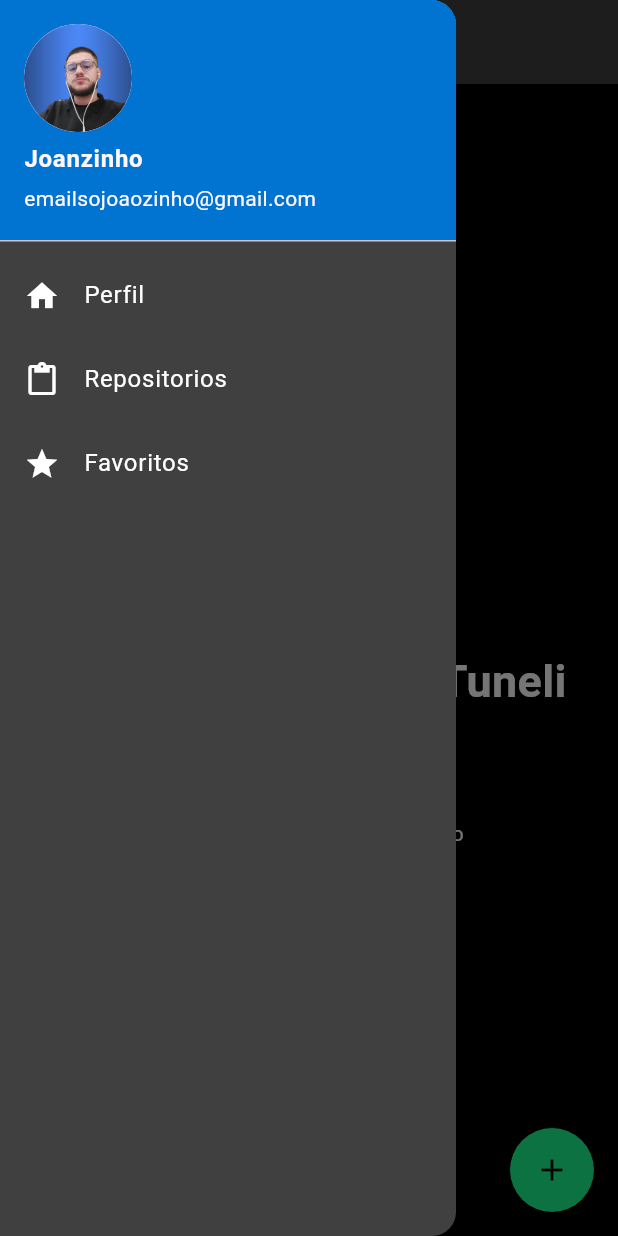
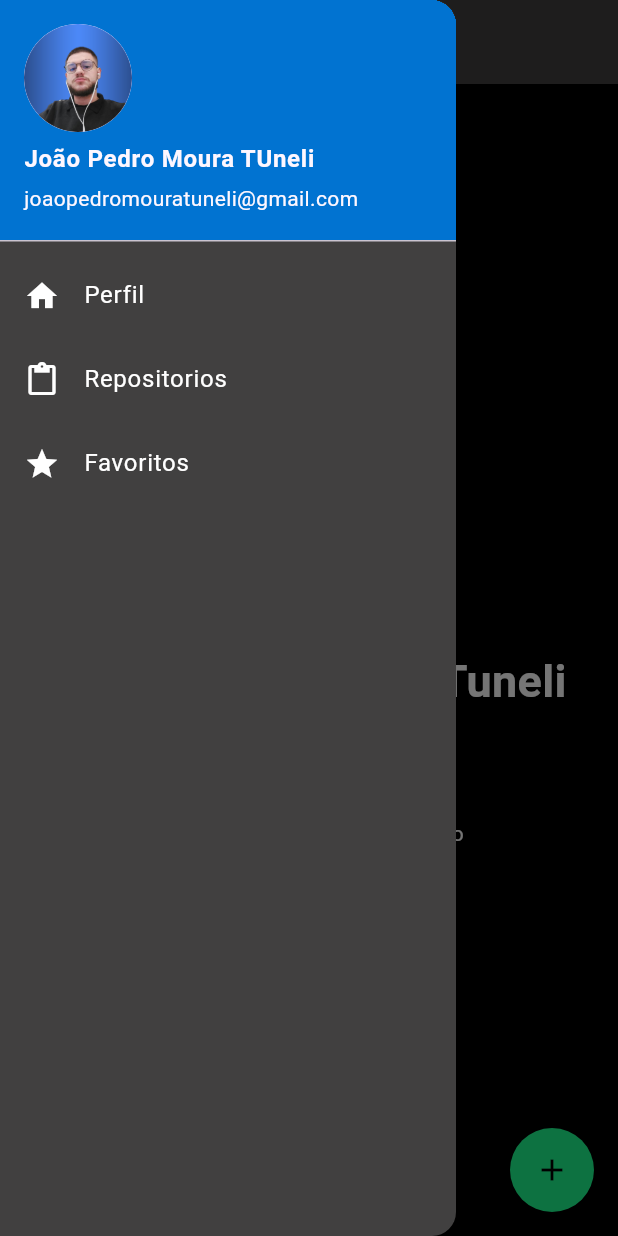
Before and after one commit to joaotuneli56/app-card, a Flutter app: the screen it shows after launch, with the side drawer open, on a phone screen of 412 x 824 dp. Run offline on Flutter 3.47's test engine with Material 3 defaults, Android fonts, the phone set to English and light mode, and no system bars; Roboto replaces fonts that are missing (Pacifico).

```diff
--- a/lib/home_page.dart
+++ b/lib/home_page.dart
@@ -17,10 +17,10 @@ class HomePage extends StatelessWidget {
                 backgroundImage: AssetImage('Images/perfil.png'),
               ),
               accountName: Text(
-                'Joanzinho',
+                'João Pedro Moura TUneli',
                 style: TextStyle(fontWeight: FontWeight.bold),
               ),
-              accountEmail: Text('emailsojoaozinho@gmail.com'),
+              accountEmail: Text('joaopedromouratuneli@gmail.com'),
               decoration:
                   BoxDecoration(color: const Color.fromARGB(255, 1, 115, 209)),
             ),
@@ -85,7 +85,7 @@ class HomePage extends StatelessWidget {
             ),
           ),
           Text(
-            'jsviera',
+            'joaotuneli56',
             style: TextStyle(
               color: const Color.fromARGB(255, 62, 63, 63),
               fontWeight: FontWeight.bold,
@@ -114,7 +114,7 @@ class HomePage extends StatelessWidget {
               ),
               SizedBox(width: 5),
               Text(
-                'jsilvavieira@github.com',
+                'joqotuneli56@github.com',
                 style: TextStyle(color: Colors.white),
               ),
             ],
```
Also changed, not shown: 1 other file.
